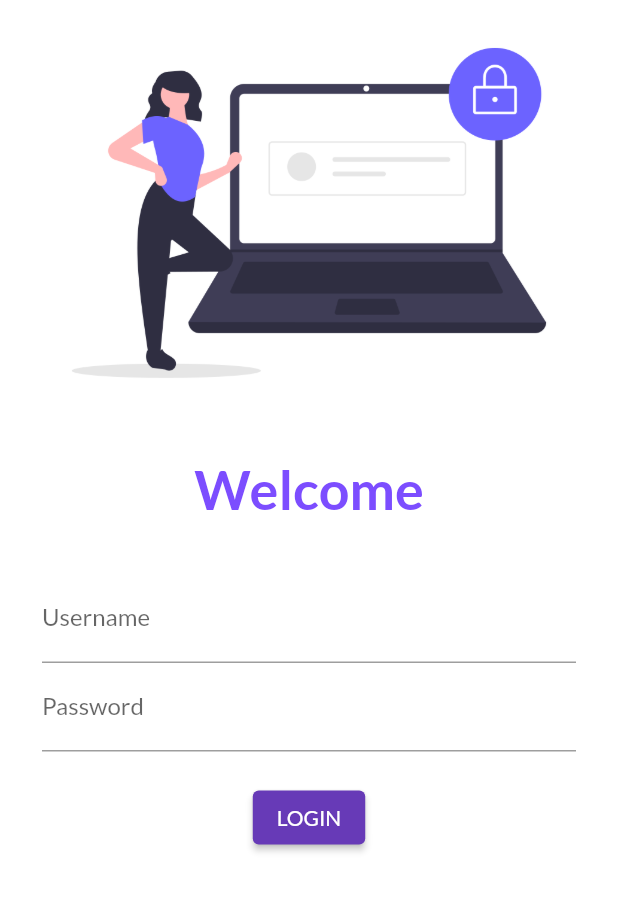
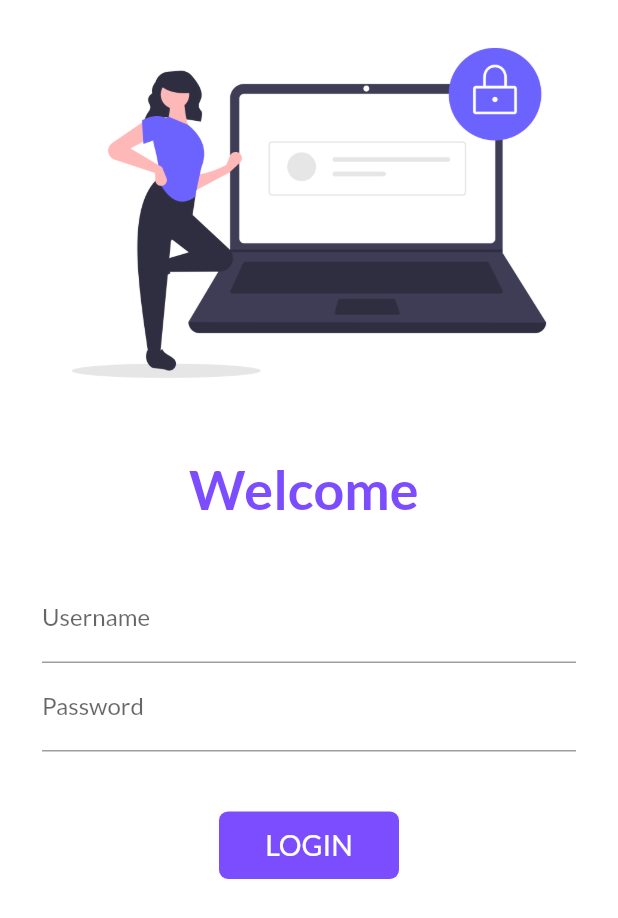
Before and after one commit to CJcoder202001/flutterfirstproject, a Flutter app: the screen it shows after launch, on a phone screen of 412 x 824 dp. Shown: the top 918 px of the screen. Run offline on Flutter 3.47's test engine with Material 2 defaults, Android fonts, the phone set to English and light mode, and no system bars; our stand-ins replace google_fonts.

Commit message:
day 5 completed

```diff
--- a/lib/main.dart
+++ b/lib/main.dart
@@ -1,6 +1,7 @@
 import 'package:flutter/material.dart';
 import 'package:flutter_application_1/pages/home_page.dart';
 import 'package:flutter_application_1/pages/login_page.dart';
+import 'package:flutter_application_1/utils/Routes.dart';
 import 'package:google_fonts/google_fonts.dart';
 
 void main() {
@@ -21,8 +22,8 @@ class MyApp extends StatelessWidget {
       ),
       routes: {
         "/": (context) => LoginPage(),
-        "/homepage": (context) => HomePage(),
-        "/login": (context) => LoginPage(),
+        MyRoutes.homeRoute: (context) => HomePage(),
+        MyRoutes.loginRoute: (context) => LoginPage(),
       },
     );
   }
--- a/lib/pages/login_page.dart
+++ b/lib/pages/login_page.dart
@@ -1,10 +1,19 @@
 import 'package:flutter/material.dart';
+import 'package:flutter_application_1/utils/Routes.dart';
 
-class LoginPage extends StatelessWidget {
+class LoginPage extends StatefulWidget {
+  @override
+  _LoginPageState createState() => _LoginPageState();
+}
+
+class _LoginPageState extends State<LoginPage> {
+  bool changestate = false;
+  String name = "";
   @override
   Widget build(BuildContext context) {
     return Material(
         color: Colors.white,
+        child: SingleChildScrollView(
           child: Column(
             children: [
               Image.asset(
@@ -15,7 +24,7 @@ class LoginPage extends StatelessWidget {
                 height: 20,
               ),
               Text(
-              "Welcome",
+                "Welcome $name",
                 style: TextStyle(
                   fontSize: 36,
                   fontWeight: FontWeight.bold,
@@ -26,7 +35,8 @@ class LoginPage extends StatelessWidget {
                 height: 20,
               ),
               Padding(
-              padding: const EdgeInsets.symmetric(vertical: 16, horizontal: 28),
+                padding:
+                    const EdgeInsets.symmetric(vertical: 16, horizontal: 28),
                 child: Column(
                   children: [
                     TextFormField(
@@ -34,6 +44,10 @@ class LoginPage extends StatelessWidget {
                         hintText: "Enter Username",
                         labelText: "Username",
                       ),
+                      onChanged: (value) {
+                        name = value;
+                        setState(() {});
+                      },
                     ),
                     TextFormField(
                       obscureText: true,
@@ -43,19 +57,51 @@ class LoginPage extends StatelessWidget {
                       ),
                     ),
                     SizedBox(
-                    height: 20,
+                      height: 40,
                     ),
-                  ElevatedButton(
-                    child: Text("LOGIN"),
-                    style: TextButton.styleFrom(),
-                    onPressed: () {
-                      print("Congrats");
+                    InkWell(
+                      onTap: () async {
+                        setState(() {
+                          changestate = true;
+                        });
+                        await Future.delayed(Duration(seconds: 1));
+                        Navigator.pushNamed(context, MyRoutes.homeRoute);
                       },
+                      child: AnimatedContainer(
+                        duration: Duration(seconds: 1),
+                        width: changestate ? 50 : 120,
+                        height: 45,
+                        alignment: Alignment.center,
+                        child: changestate
+                            ? Icon(
+                                Icons.done,
+                                color: Colors.white,
                               )
+                            : Text(
+                                "LOGIN",
+                                style: TextStyle(
+                                  fontSize: changestate ? 10 : 19,
+                                  color: Colors.white,
+                                ),
+                              ),
+                        decoration: BoxDecoration(
+                            color: Colors.deepPurpleAccent,
+                            borderRadius:
+                                BorderRadius.circular(changestate ? 50 : 6)),
+                      ),
+                    )
+                    // ElevatedButton(
+                    //   child: Text("LOGIN"),
+                    //   style: TextButton.styleFrom(minimumSize: Size(100, 40)),
+                    //   onPressed: () {
+                    //     Navigator.pushNamed(context, MyRoutes.homeRoute);
+                    //   },
+                    // )
                   ],
                 ),
               ),
             ],
+          ),
         ));
   }
 }
--- /dev/null
+++ b/lib/utils/Routes.dart
@@ -0,0 +1,4 @@
+class MyRoutes {
+  static String homeRoute = "/homepage";
+  static String loginRoute = "/login";
+}
```
Lines whose indentation alone changed are shown as unchanged.
